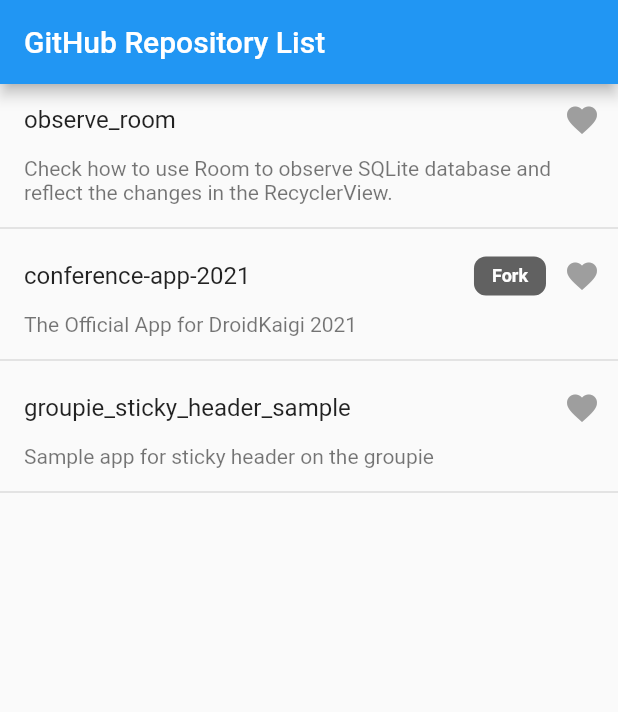
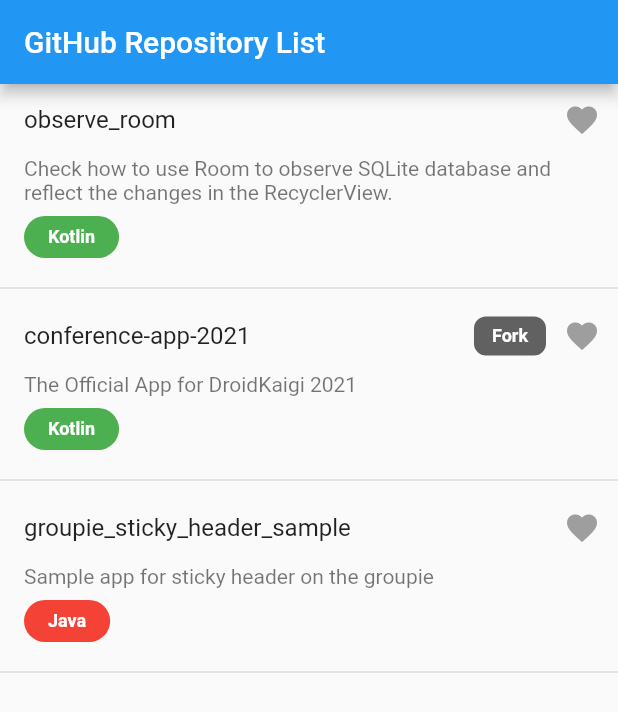
Before and after one commit to tfandkusu/flutter_architecture_sample, a Flutter app: the screen it shows after launch, on a phone screen of 412 x 824 dp. Shown: the top 712 px of the screen. Run offline on Flutter 3.47's test engine with Material 2 defaults, Android fonts, the phone set to English and light mode, and no system bars; our stand-ins replace dio, flutter_hooks, freezed_annotation, hooks_riverpod, retrofit, shared_preferences; generated files the repository leaves out were written again.

Commit message:
言語ラベルを実装

```diff
--- a/lib/feature/home/home_screen.dart
+++ b/lib/feature/home/home_screen.dart
@@ -3,6 +3,7 @@ import 'package:flutter_architecture_sample/feature/home/home_event_handler.dart
 import 'package:flutter_architecture_sample/feature/home/home_event_handler_provider.dart';
 import 'package:flutter_architecture_sample/feature/home/home_ui_model_provider.dart';
 import 'package:flutter_architecture_sample/model/github_repo.dart';
+import 'package:flutter_architecture_sample/resource/languages.dart';
 import 'package:flutter_architecture_sample/resource/my_colors.dart';
 import 'package:flutter_architecture_sample/resource/strings.dart';
 import 'package:flutter_hooks/flutter_hooks.dart';
@@ -45,6 +46,8 @@ class HomeScreen extends HookConsumerWidget {
       children: [
         _buildLine1(eventHandler, repo),
         HomeRepoListItemDescription(repo.description),
+        HomeRepoListItemLine3(repo.language, repo.updatedAt),
+        const SizedBox(height: 12),
         const Divider(
           thickness: 1,
         )
@@ -70,6 +73,7 @@ class HomeScreen extends HookConsumerWidget {
       Visibility(
           visible: repo.fork,
           child: Container(
+            // TODO 縦幅調整するする
             padding: const EdgeInsets.fromLTRB(12, 6, 12, 6),
             decoration: BoxDecoration(
                 color: MyColors.forkLabelBackground,
@@ -110,7 +114,7 @@ class HomeProgressListItem extends StatelessWidget {
   }
 }
 
-///説明文Widget
+/// 説明文Widget
 class HomeRepoListItemDescription extends StatelessWidget {
   final String _description;
 
@@ -134,3 +138,44 @@ class HomeRepoListItemDescription extends StatelessWidget {
     );
   }
 }
+
+/// 言語と更新日Widget
+class HomeRepoListItemLine3 extends StatelessWidget {
+  final String _language;
+
+  final DateTime _updatedAt;
+
+  const HomeRepoListItemLine3(this._language, this._updatedAt, {super.key});
+
+  @override
+  Widget build(BuildContext context) {
+    Color languageColor = MyColors.other;
+    if (Languages.colorMap.containsKey(_language)) {
+      languageColor = Languages.colorMap[_language] ?? MyColors.other;
+    }
+
+    return Row(
+      children: [
+        const SizedBox(width: 16),
+        Visibility(
+            visible: _language.isNotEmpty,
+            child: Container(
+              padding: const EdgeInsets.fromLTRB(16, 0, 16, 0),
+              alignment: Alignment.center,
+              height: 28,
+              decoration: BoxDecoration(
+                  color: languageColor,
+                  borderRadius: BorderRadius.circular(14)),
+              child: Text(
+                _language,
+                style: const TextStyle(
+                    color: MyColors.white,
+                    fontSize: 12,
+                    fontWeight: FontWeight.bold),
+              ),
+            )),
+        const Spacer()
+      ],
+    );
+  }
+}
--- /dev/null
+++ b/lib/resource/languages.dart
@@ -0,0 +1,12 @@
+import 'package:flutter_architecture_sample/resource/my_colors.dart';
+
+class Languages {
+  static const colorMap = {
+    "Kotlin": MyColors.kotlin,
+    "C++": MyColors.cpp,
+    "Dart": MyColors.dart,
+    "Python": MyColors.python,
+    "Java": MyColors.java,
+    "HTML": MyColors.html
+  };
+}
--- a/lib/resource/my_colors.dart
+++ b/lib/resource/my_colors.dart
@@ -19,4 +19,25 @@ class MyColors {
 
   /// 白色
   static const white = Colors.white;
+
+  /// Kotlin言語
+  static const kotlin = Color(0xff4caf50);
+
+  /// C++言語
+  static const cpp = Color(0xff3f51b5);
+
+  /// Dart言語
+  static const dart = Color(0xff03a9f4);
+
+  /// Python言語
+  static const python = Color(0xffffc107);
+
+  /// Java言語
+  static const java = Color(0xfff44336);
+
+  /// HTML
+  static const html = Color(0xffff5722);
+
+  /// その他の言語
+  static const other = Color(0xff607d8b);
 }
```
